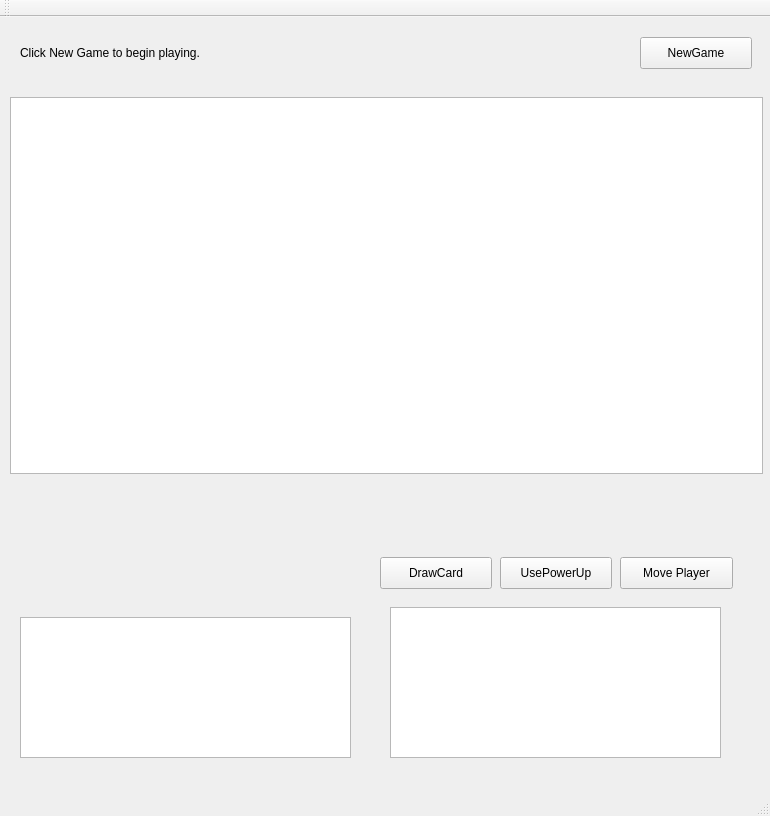
First picture: the form in boardwindow.ui, repository maurawinstanley/candyland, before the edit.
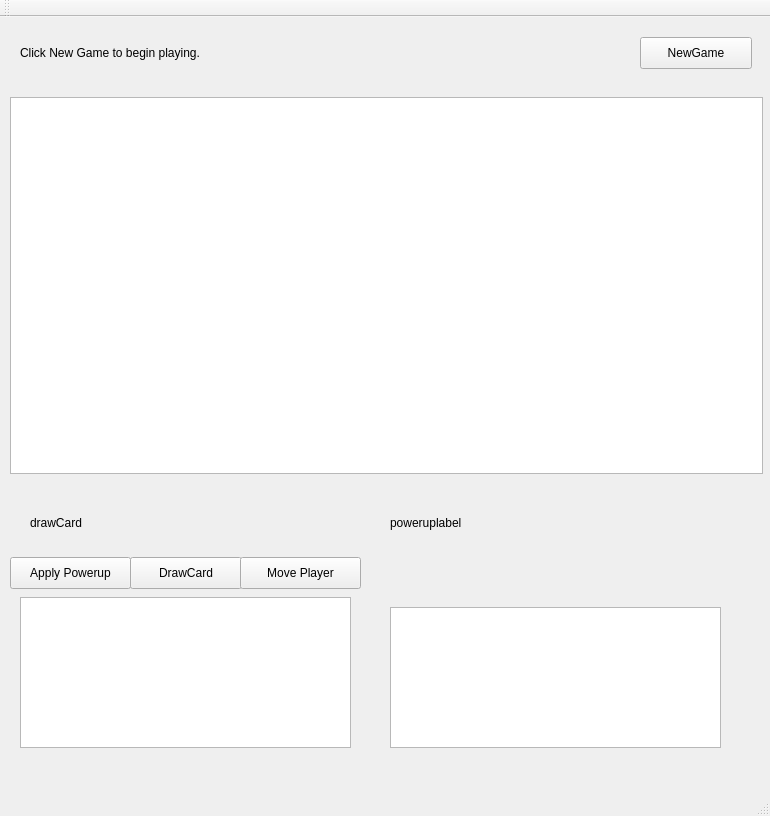
Second picture: the form after the edit.

Commit message: Changed powerup functionality

Diff of the .ui file:
```diff
--- a/boardwindow.ui
+++ b/boardwindow.ui
@@ -40,20 +40,20 @@
    <widget class="QPushButton" name="powerup_button">
     <property name="geometry">
      <rect>
-      <x>500</x>
+      <x>10</x>
       <y>540</y>
-      <width>112</width>
+      <width>121</width>
       <height>32</height>
      </rect>
     </property>
     <property name="text">
-     <string>UsePowerUp</string>
+     <string>Apply Powerup</string>
     </property>
    </widget>
    <widget class="QPushButton" name="drawcard_button">
     <property name="geometry">
      <rect>
-      <x>380</x>
+      <x>130</x>
       <y>540</y>
       <width>112</width>
       <height>32</height>
@@ -66,14 +66,14 @@
    <widget class="QLabel" name="drawCardLabel">
     <property name="geometry">
      <rect>
-      <x>10</x>
-      <y>500</y>
-      <width>651</width>
+      <x>30</x>
+      <y>490</y>
+      <width>311</width>
       <height>31</height>
      </rect>
     </property>
     <property name="text">
-     <string/>
+     <string>drawCard</string>
     </property>
    </widget>
    <widget class="QLabel" name="turnLabel">
@@ -118,21 +118,21 @@
    <widget class="QLabel" name="label">
     <property name="geometry">
      <rect>
-      <x>20</x>
-      <y>480</y>
-      <width>551</width>
-      <height>20</height>
+      <x>390</x>
+      <y>460</y>
+      <width>341</width>
+      <height>91</height>
      </rect>
     </property>
     <property name="text">
-     <string/>
+     <string>poweruplabel</string>
     </property>
    </widget>
    <widget class="QGraphicsView" name="graphicsView_2">
     <property name="geometry">
      <rect>
-      <x>20</x>
-      <y>600</y>
+      <x>390</x>
+      <y>590</y>
       <width>331</width>
       <height>141</height>
      </rect>
@@ -141,8 +141,8 @@
    <widget class="QGraphicsView" name="cardView">
     <property name="geometry">
      <rect>
-      <x>390</x>
-      <y>590</y>
+      <x>20</x>
+      <y>580</y>
       <width>331</width>
       <height>151</height>
      </rect>
@@ -151,9 +151,9 @@
    <widget class="QPushButton" name="moveplayer_button">
     <property name="geometry">
      <rect>
-      <x>620</x>
+      <x>240</x>
       <y>540</y>
-      <width>113</width>
+      <width>121</width>
       <height>32</height>
      </rect>
     </property>
```
The commit also changes 2 other files.
